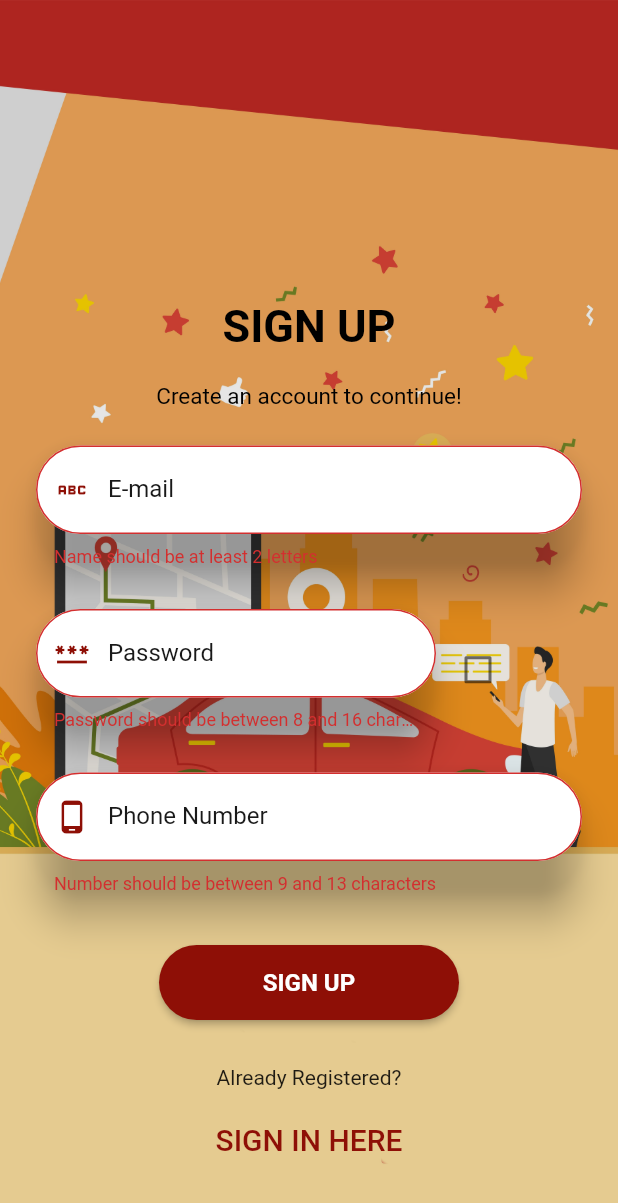
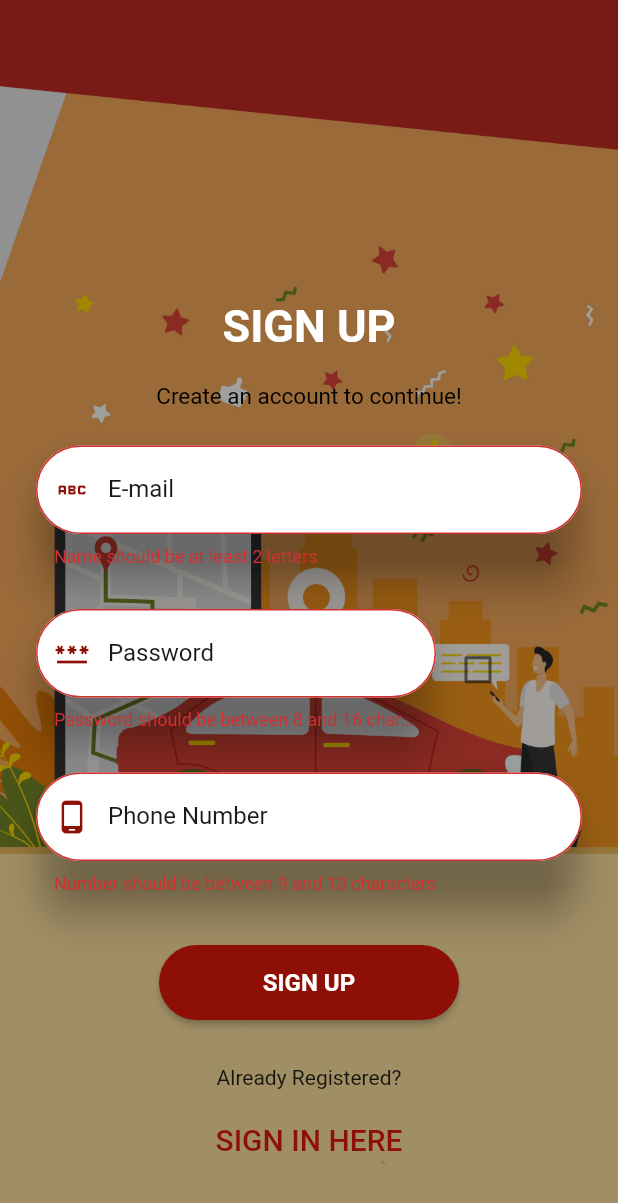
Before and after one commit to ZiadAssem/carpool, a Flutter app: the SignInScreen screen opened directly, after a tap on "SIGN IN", after a tap on "REGISTER HERE", after a tap on "SIGN UP", on a phone screen of 412 x 824 dp. Shown: the top 1203 px of the screen. Run offline on Flutter 3.47's test engine with Material 2 defaults, Android fonts, the phone set to English and light mode, and no system bars; our stand-ins replace carousel_slider, firebase_auth, firebase_core; accounts and stored records are empty.

Commit message:
creating new class format

```diff
--- a/lib/view/cart.dart
+++ b/lib/view/cart.dart
@@ -10,6 +10,7 @@ CampusRide ride = CampusRide(
     source: 'MAADI',
     rider: 'Ahmed',
     numberOfSeats: 4,
+    price: 50,
     status: 'AVAILABLE');
 
 //create a list of dummy rides
--- a/lib/view/sign_in.dart
+++ b/lib/view/sign_in.dart
@@ -1,5 +1,9 @@
 import 'dart:convert';
+import 'package:carpool/controller/signup_controller.dart';
 
+import '../controller/signin_controller.dart';
+import '../firebase/sign-up-failure.dart';
+import 'package:carpool/firebase/authentication.dart';
 import 'package:carpool/reusable_widget.dart';
 import 'package:carpool/view/routes.dart';
 import 'package:flutter/material.dart';
@@ -30,6 +34,9 @@ class _SignInScreenState extends State<SignInScreen> with ValidationMixin {
       body: Stack(
         children: [
           _buildSignInBackground(),
+          Container(
+              height: double.infinity,
+              decoration: BoxDecoration(color: Colors.black.withOpacity(0.3))),
           _buildSignInOrSignUpForm(),
         ],
       ),
@@ -104,7 +111,7 @@ class _SignInScreenState extends State<SignInScreen> with ValidationMixin {
             _buildSignUpInText('SIGN IN'),
             const SizedBox(height: 20),
             const Text("Sign in to continue!",
-                style: TextStyle(color: Colors.black, fontSize: 15)),
+                style: TextStyle(color: Colors.white, fontSize: 15)),
             const SizedBox(height: 20),
 
             //Signup form
@@ -196,37 +203,42 @@ class _SignInScreenState extends State<SignInScreen> with ValidationMixin {
         });
   }
 
-  Widget _buildSignUpInText(text){
-    return  Text("$text",
-                style: const TextStyle(
-                    color: Colors.black,
-                    fontSize: 30,
-                    fontWeight: FontWeight.bold));
+  Widget _buildSignUpInText(text) {
+    return Text("$text",
+        style: const TextStyle(
+            color: Colors.white, fontSize: 30, fontWeight: FontWeight.bold));
   }
 
   _validateSignIn() async {
     if (signInFormKey.currentState!.validate()) {
-      ScaffoldMessenger.of(context).showSnackBar(
-        const SnackBar(
-          content: Text("SUCCESSFUL"),
-        ),
-      );
-      Navigator.pushReplacement(
-        context,
-        MaterialPageRoute(builder: (context) => BottomNavPage()),
-      );
+      try {
+         SignInController.signInUser(context, signInEmailController.text.trim(), signInEmailController.text);
+      } on Exception catch (e) {
+        ScaffoldMessenger.of(context).showSnackBar(
+           SnackBar(
+            content: Text(e.toString()),
+          ),
+        );
+      }
     }
   }
 
   _validateSignUp() async {
     if (signUpFormKey.currentState!.validate()) {
-      // final auth = Authentication.instance;
-      // logIn = await auth.createUserWithEmailAndPassword(emailController.text.trim(), passwordController.text.trim());
 
-      ScaffoldMessenger.of(context)
-          .showSnackBar(const SnackBar(content: Text("SUCCESSFUL")));
-      Navigator.pushReplacement(
-          context, MaterialPageRoute(builder: (context) => BottomNavPage()));
+      try {
+        SignUpController.registerUser(
+          context,
+          signUpEmailController.text.trim(),
+          signUpPasswordController.text.trim(),
+        );
+        // Navigator.pushReplacement(
+        //     context, MaterialPageRoute(builder: (context) => BottomNavPage()));
+      } on Exception catch (e) {
+        ScaffoldMessenger.of(context).showSnackBar(SnackBar(
+            content: Text(SignUpWithEmailAndPasswordFailure.code(e.toString())
+                .toString())));
+      }
     }
   }
 }
```
Also changed, not shown: lib/classes/order.dart (added, +26 -0 lines), lib/classes/ride.dart (+11 -0 lines), lib/classes_updated/Routes.dart (added, +26 -0 lines), lib/classes_updated/trip_class.dart (added, +113 -0 lines), lib/controller/signin_controller.dart (added, +34 -0 lines), lib/controller/signup_controller.dart (added, +33 -0 lines), lib/firebase/authentication.dart (+12 -5 lines), lib/main.dart (+12 -7 lines), lib/view/routes.dart (+9 -2 lines), lib/view/trip_details.dart (+30 -27 lines), lib/view/trips_history.dart (+8 -0 lines).
